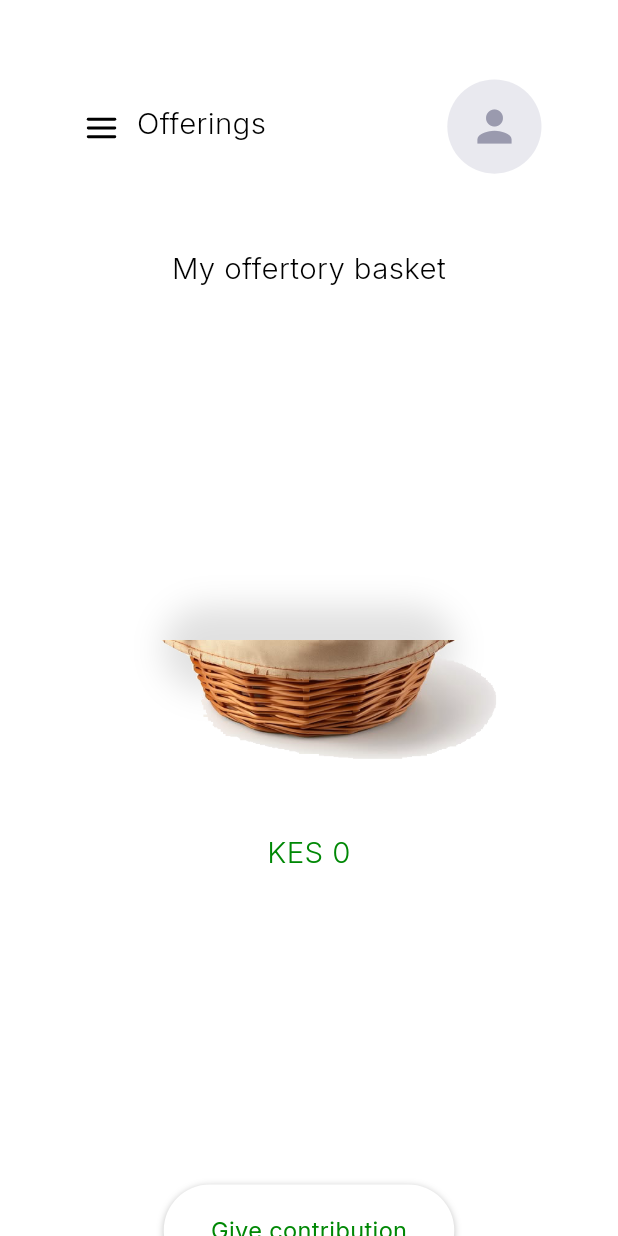
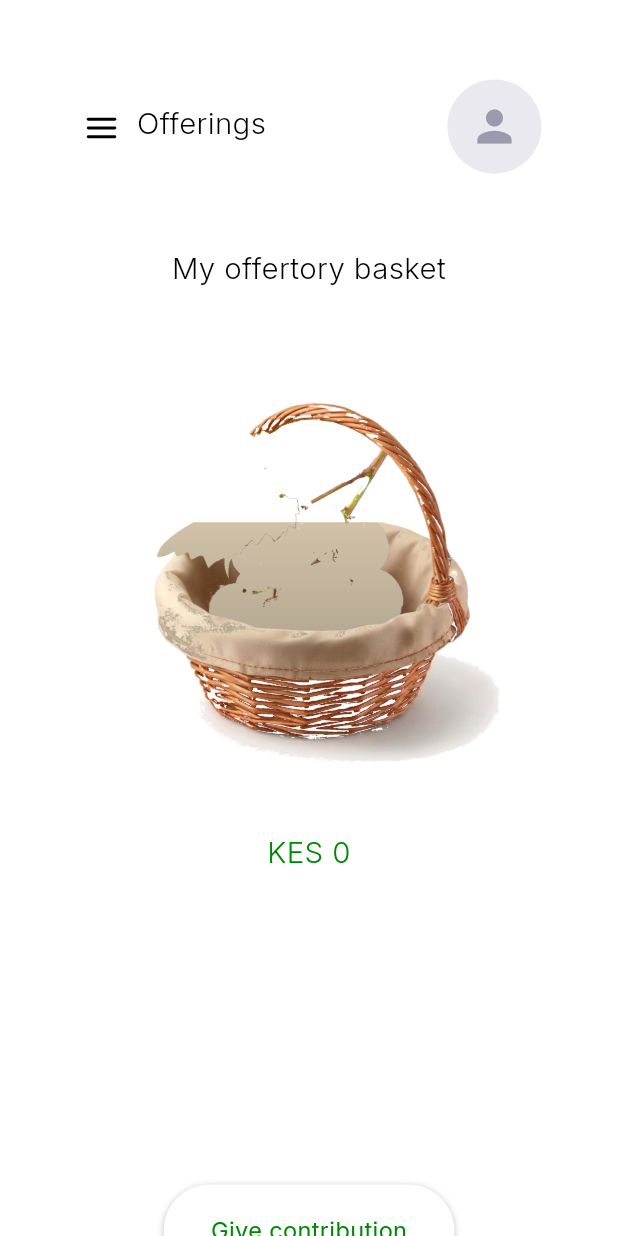
Before and after one commit to bahashaSDA/bahasha, a Flutter app: the CheckoutScreen screen opened directly, on a phone screen of 412 x 824 dp. Run offline on Flutter 3.47's test engine with Material 3 defaults, Android fonts, the phone set to English and light mode, and no system bars; our stand-ins replace connectivity_plus, dio, drift, flutter_riverpod, flutter_secure_storage, flutter_svg and 3 more; missing offline and left inert: bluetooth_low_energy, cryptography, flutter_reactive_ble; accounts and stored records are empty; generated files the repository leaves out were written again.

Commit message:
Basket: nest fruits inside a REAL empty wicker basket (matches Figma)
The drawn/cropped basket still looked fake. Derive a real EMPTY lined basket
from the designer's grapes-basket photo (key out the purple grapes + green leaf,
cream-fill the bowl, keep the wicker + cream lining + handle) as basket_empty.png,
plus a matching front lip crop basket_lip.png. The FruitBasket now layers:
real empty basket (behind) -> chosen cut-out fruits nestled in the bowl -> real
cream lip (front), so fruits sit genuinely inside — verified against rendered
1/3/6-fruit composites. Only chosen fruits appear.

flutter analyze clean (widget).

Co-Authored-By: Claude Opus 4.8 <noreply@anthropic.com>

```diff
--- a/bahasha-mobile/lib/features/contribution/presentation/widgets/fruit_basket.dart
+++ b/bahasha-mobile/lib/features/contribution/presentation/widgets/fruit_basket.dart
@@ -1,10 +1,11 @@
 import 'package:flutter/material.dart';
 
-/// The offertory basket that holds EXACTLY the fruits the giver chose — nothing
-/// they didn't. Built from a real wicker basket photo (basket_front.png: the
-/// cream-lined front lip + woven body) layered IN FRONT of the chosen fruits
-/// (transparent cut-outs), so the fruits look genuinely nestled inside the
-/// basket. Each fruit drops in with a staggered animation.
+/// The offertory basket that holds EXACTLY the fruits the giver chose. Built
+/// from a REAL wicker basket (empty, cream-lined, with handle — derived from the
+/// designer's basket photo) with the chosen fruits (transparent cut-outs)
+/// nestled into the bowl and the real cream lip layered in front, so the fruits
+/// look genuinely inside the basket — matching the Figma. Each fruit drops in
+/// with a staggered animation.
 class FruitBasket extends StatelessWidget {
   const FruitBasket({
     super.key,
@@ -18,31 +19,26 @@ class FruitBasket extends StatelessWidget {
   final Animation<double> animation;
   final double size;
 
-  // The real basket-front asset's native aspect ratio.
-  static const double _basketAspect = 250 / 736;
+  // basket_lip.png native aspect (front cream lip + woven body crop).
+  static const double _lipAspect = 405 / 900;
 
   @override
   Widget build(BuildContext context) {
-    final w = size;
-    final boxH = size;
-    final basketH = w * _basketAspect;
-    final frontTop = boxH - basketH; // y where the real basket lip begins
+    final s = size;
     final n = assets.length;
-
     final perRow = n <= 4 ? n : (n / 2).ceil();
-    final fruitSize = (n <= 2 ? 0.52 : n <= 4 ? 0.46 : n <= 6 ? 0.36 : 0.30) * w;
-    final step = fruitSize * 0.62;
-    // Fruit bottoms sink into the basket lip so they read as tucked inside
-    // (verified against a rendered composite of 1/3/6 fruits).
-    final baseBottom = frontTop + basketH * 0.58;
+    final fruitSize = (n <= 1 ? 0.54 : n <= 2 ? 0.50 : n <= 4 ? 0.45 : n <= 6 ? 0.37 : 0.31) * s;
+    final step = fruitSize * 0.60;
+    final baseBottom = 0.635 * s; // fruit bottoms sink to the lip, tucked inside
+    final lipH = s * _lipAspect;
 
     final fruits = <Widget>[];
     for (var i = 0; i < n; i++) {
       final row = i < perRow ? 0 : 1;
       final idxInRow = i - row * perRow;
       final countInRow = row == 0 ? (n < perRow ? n : perRow) : n - perRow;
-      final cx = w / 2 + (idxInRow - (countInRow - 1) / 2) * step;
-      final cy = baseBottom - fruitSize / 2 - row * (fruitSize * 0.50) - (idxInRow.isOdd ? fruitSize * 0.06 : 0);
+      final cx = s * 0.47 + (idxInRow - (countInRow - 1) / 2) * step;
+      final cy = baseBottom - fruitSize / 2 - row * (fruitSize * 0.5) - (idxInRow.isOdd ? fruitSize * 0.05 : 0);
 
       final start = n <= 1 ? 0.0 : (i / n) * 0.5;
       final curve = CurvedAnimation(parent: animation, curve: Interval(start, 1, curve: Curves.easeOutBack));
@@ -65,28 +61,19 @@ class FruitBasket extends StatelessWidget {
     }
 
     return SizedBox(
-      width: w,
-      height: boxH,
+      width: s,
+      height: s,
       child: Stack(
         clipBehavior: Clip.none,
         children: [
-          // Soft contact shadow so the pile has weight.
+          // Empty real basket (handle, back rim, cream bowl) — behind the fruits.
+          Positioned.fill(child: Image.asset('assets/baskets/basket_empty.png', fit: BoxFit.contain)),
+          // Chosen fruits, nestled in the bowl.
+          ...fruits,
+          // Real cream lip + woven front — in front, so fruit bottoms tuck inside.
           Positioned(
-            left: w * 0.18, right: w * 0.18, top: frontTop - fruitSize * 0.15, height: basketH * 0.5,
-            child: Container(
-              decoration: BoxDecoration(
-                borderRadius: BorderRadius.circular(200),
-                boxShadow: [BoxShadow(color: Colors.black.withValues(alpha: 0.12), blurRadius: 18, spreadRadius: 2)],
-              ),
-            ),
-          ),
-          // Chosen fruits (behind the basket front).
-          ...fruits,
-          // The real basket, in front, so fruit bottoms tuck inside it.
-          Positioned(
-            left: 0, right: 0, bottom: 0, height: basketH,
-            child: Image.asset('assets/baskets/basket_front.png',
-                fit: BoxFit.fitWidth, alignment: Alignment.bottomCenter),
+            left: 0, right: 0, bottom: 0, height: lipH,
+            child: Image.asset('assets/baskets/basket_lip.png', fit: BoxFit.fitWidth, alignment: Alignment.bottomCenter),
           ),
         ],
       ),
--- a/bahasha-mobile/pubspec.yaml
+++ b/bahasha-mobile/pubspec.yaml
@@ -1,7 +1,7 @@
 name: bahasha
 description: "Bahasha — offline-first church giving over Bluetooth Low Energy."
 publish_to: 'none'
-version: 1.1.4+11
+version: 1.1.5+12
 
 environment:
   sdk: ^3.12.0
```
Also changed, not shown: bahasha-mobile/assets/baskets/basket_empty.png (added), bahasha-mobile/assets/baskets/basket_front.png (deleted), bahasha-mobile/assets/baskets/basket_lip.png (added).
